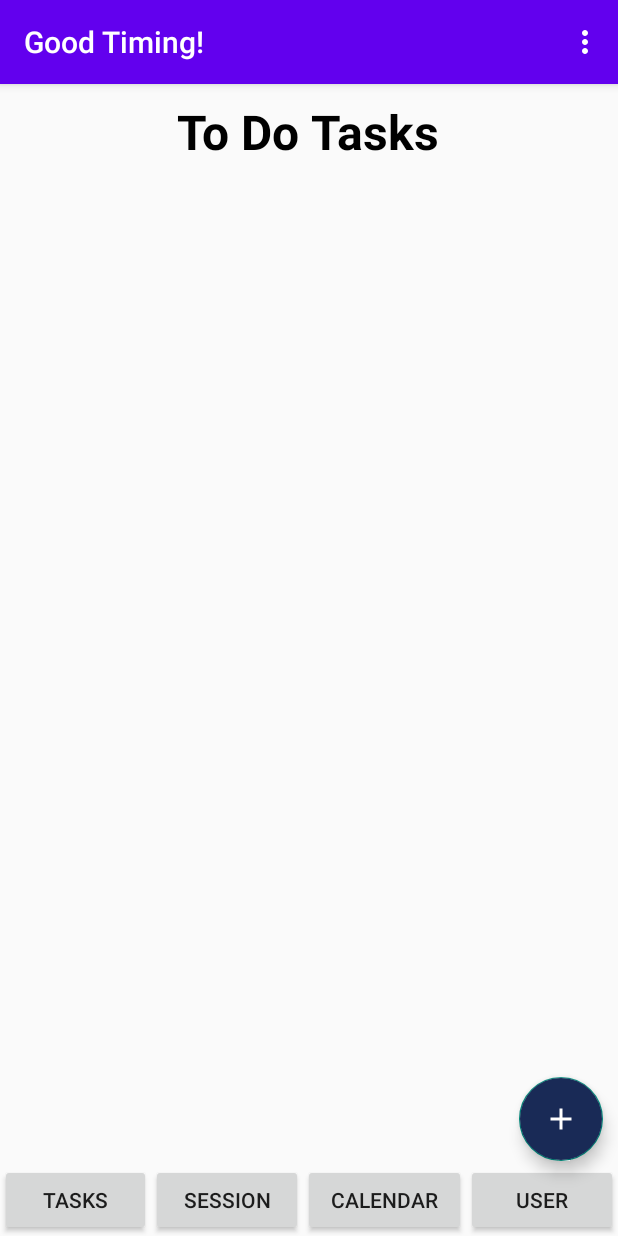
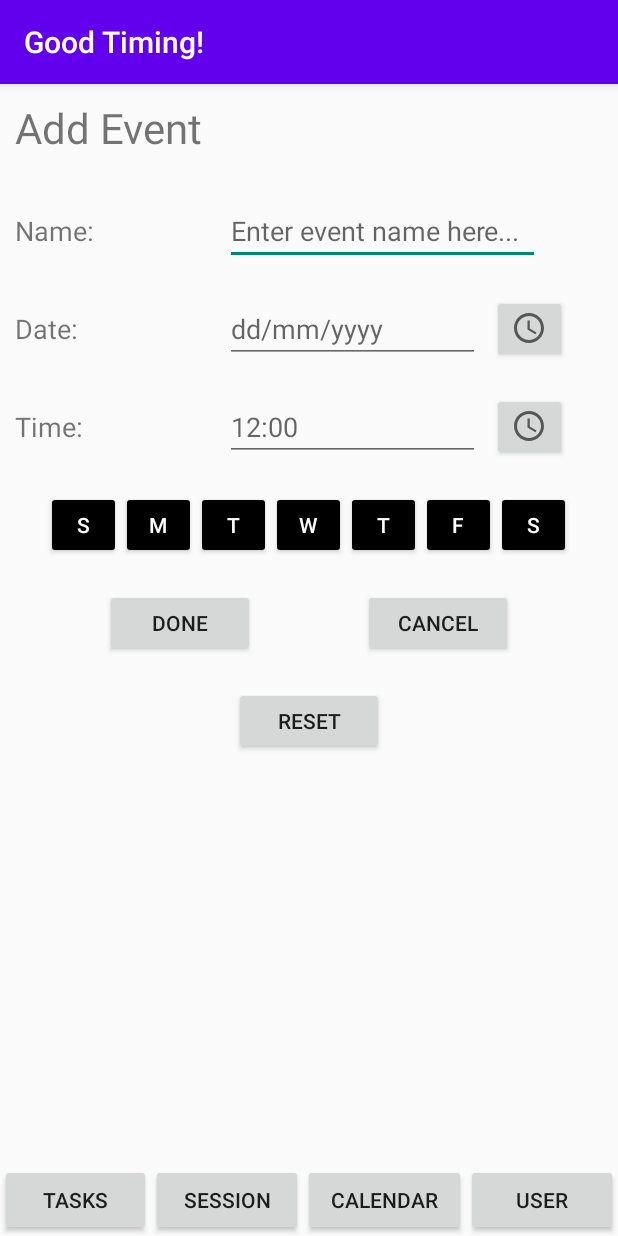
Before and after one commit to iLegalYee/Good_Timing, an Android app: the Todomain screen opened directly, with no data from a screen before it, in the options menu, after a tap on "Add Event", on a phone screen of 412 x 824 dp. Run offline under Robolectric (Android 15) with nearby library versions, the light colour scheme and no system bars; libraries missing offline, so code that uses them is left out: it.xabaras.android.

Commit message:
quite cool

```diff
--- a/app/src/main/java/edu/fsu/cs/goodtiming/MainActivity.java
+++ b/app/src/main/java/edu/fsu/cs/goodtiming/MainActivity.java
@@ -23,6 +23,8 @@ import java.util.Calendar;
 import edu.fsu.cs.goodtiming.Calendar.CalendarFragment;
 import edu.fsu.cs.goodtiming.Timer.SessionFragment;
 import edu.fsu.cs.goodtiming.User.UserFragment;
+import edu.fsu.cs.goodtiming.Utils.NewEventFragment;
+import edu.fsu.cs.goodtiming.Utils.Todomain;
 
 // TODO: Makes sure to reset all notifications scheduled when booting up phone
 public class MainActivity extends AppCompatActivity implements
@@ -32,7 +34,7 @@ public class MainActivity extends AppCompatActivity implements
         UserFragment.OnUserFragmentInteractionListener
 {
     FragmentManager fManager;
-    EventFragment eventFragment = null;
+    NewEventFragment eventFragment = null;
     SessionFragment sessionFragment = null;
     CalendarFragment calendarFragment = null;
     UserFragment userFragment = null;
@@ -54,6 +56,18 @@ public class MainActivity extends AppCompatActivity implements
 
         Bundle bundle = getIntent().getExtras();
 
+        if(bundle != null && bundle.containsKey("show")) {
+            String tempString = bundle.getString("show");
+            if(tempString.equals("event")) ShowEventFragment(null);
+            else if(tempString.equals("session")) ShowSessionFragment(null);
+            else if(tempString.equals("calendar")) ShowCalendarFragment(null);
+            else if(tempString.equals("user")) ShowUserFragment(null);
+        }
+        else {
+            Intent intent = new Intent(this, Todomain.class);
+            startActivity(intent);
+        }
+
         // Enters this statement when a notification is clicked to enter the app
         if(bundle != null && bundle.containsKey("session") && bundle.containsKey("id")) {
 //            if(bundle.getString("session").equals("yes")) {
@@ -72,10 +86,12 @@ public class MainActivity extends AppCompatActivity implements
         calendar = findViewById(R.id.main_calendar_button);
         user = findViewById(R.id.main_user_button);
 
+        final Intent intent = new Intent(this, Todomain.class);
+
         event.setOnClickListener(new View.OnClickListener() {
             @Override
             public void onClick(View view) {
-                ShowEventFragment(null);
+                startActivity(intent);
             }
         });
         session.setOnClickListener(new View.OnClickListener() {
@@ -101,7 +117,7 @@ public class MainActivity extends AppCompatActivity implements
 
     @Override
     public void ShowEventFragment(Bundle bundle) {
-        String tag = EventFragment.class.getCanonicalName();
+        String tag = NewEventFragment.class.getCanonicalName();
         FragmentTransaction transaction = fManager.beginTransaction();
         if(bundle != null && bundle.containsKey("Restart")) {
             if(eventFragment != null)
@@ -110,7 +126,7 @@ public class MainActivity extends AppCompatActivity implements
         }
         HideOpenFragment();
         if(eventFragment == null) {
-            eventFragment = new EventFragment();
+            eventFragment = new NewEventFragment();
             if (bundle != null)
                 eventFragment.setArguments(bundle);
             transaction.add(R.id.main_frame, eventFragment, tag).commit();
--- a/app/src/main/java/edu/fsu/cs/goodtiming/Utils/Todomain.java
+++ b/app/src/main/java/edu/fsu/cs/goodtiming/Utils/Todomain.java
@@ -22,6 +22,7 @@ import java.util.Collections;
 import java.util.List;
 import edu.fsu.cs.goodtiming.Calendar.CalendarFragment;
 import edu.fsu.cs.goodtiming.EventFragment;
+import edu.fsu.cs.goodtiming.MainActivity;
 import edu.fsu.cs.goodtiming.R;
 import edu.fsu.cs.goodtiming.User.UserFragment;
 
@@ -56,28 +57,42 @@ public class Todomain extends AppCompatActivity implements OnDialogCloseListner{
         calendar = findViewById(R.id.main_calendar_button);
         user = findViewById(R.id.main_user_button);
 
-        event.setOnClickListener(new View.OnClickListener() {
-            @Override
-            public void onClick(View view) {
-                ShowEventFragment(null);
-            }
-        });
+        Bundle bundle1 = new Bundle();
+        bundle1.putString("show", "event");
+        Bundle bundle2 = new Bundle();
+        bundle2.putString("show", "session");
+        Bundle bundle3 = new Bundle();
+        bundle3.putString("show", "calendar");
+        Bundle bundle4 = new Bundle();
+        bundle4.putString("show", "user");
+
+        final Intent intent1 = new Intent(this, MainActivity.class).putExtras(bundle1);
+        final Intent intent2 = new Intent(this, MainActivity.class).putExtras(bundle2);
+        final Intent intent3 = new Intent(this, MainActivity.class).putExtras(bundle3);
+        final Intent intent4 = new Intent(this, MainActivity.class).putExtras(bundle4);
+
+//        event.setOnClickListener(new View.OnClickListener() {
+//            @Override
+//            public void onClick(View view) {
+//                startActivity(intent1);
+//            }
+//        });
         session.setOnClickListener(new View.OnClickListener() {
             @Override
             public void onClick(View view) {
-                ShowSessionFragment(null);
+                startActivity(intent2);
             }
         });
         calendar.setOnClickListener(new View.OnClickListener() {
             @Override
             public void onClick(View view) {
-                ShowCalendarFragment(null);
+                startActivity(intent3);
             }
         });
         user.setOnClickListener(new View.OnClickListener() {
             @Override
             public void onClick(View view) {
-                ShowUserFragment(null);
+                startActivity(intent4);
             }
         });
 
@@ -247,8 +262,11 @@ public class Todomain extends AppCompatActivity implements OnDialogCloseListner{
         int id = item.getItemId();
         if (id == R.id.addevent) {
             //jump here
-
-
+            Intent intent = new Intent(this, MainActivity.class);
+            Bundle bundle = new Bundle();
+            bundle.putString("show", "event");
+            intent.putExtras(bundle);
+            startActivity(intent);
         }
 
         return super.onOptionsItemSelected(item);
```
Also changed, not shown: app/src/main/java/edu/fsu/cs/goodtiming/Calendar/ShowDayChildFragment.java (+7 -0 lines).
